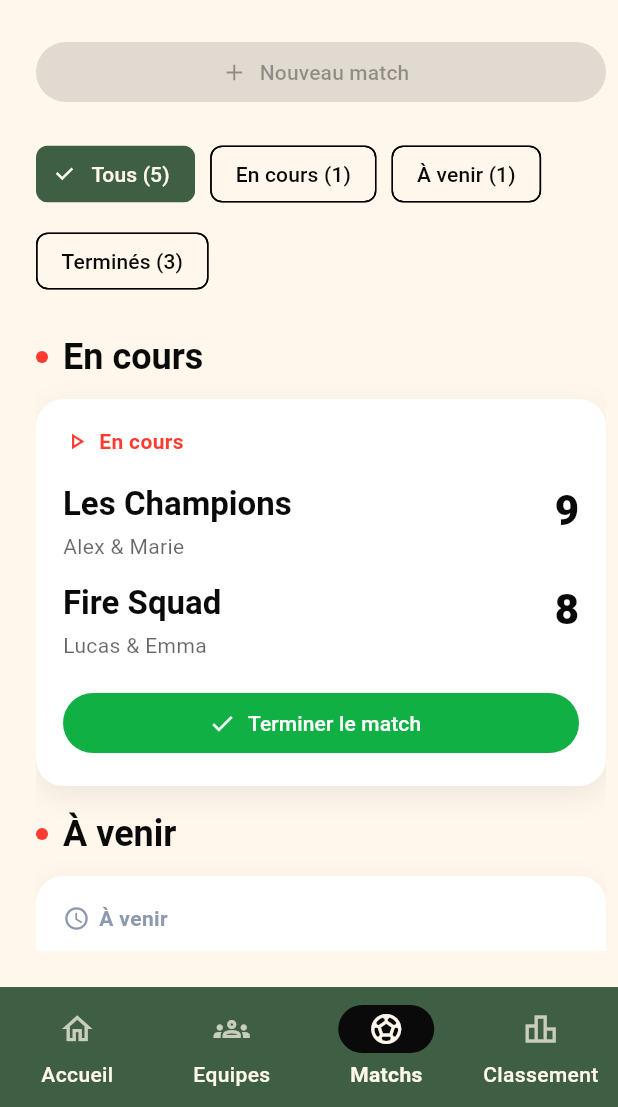
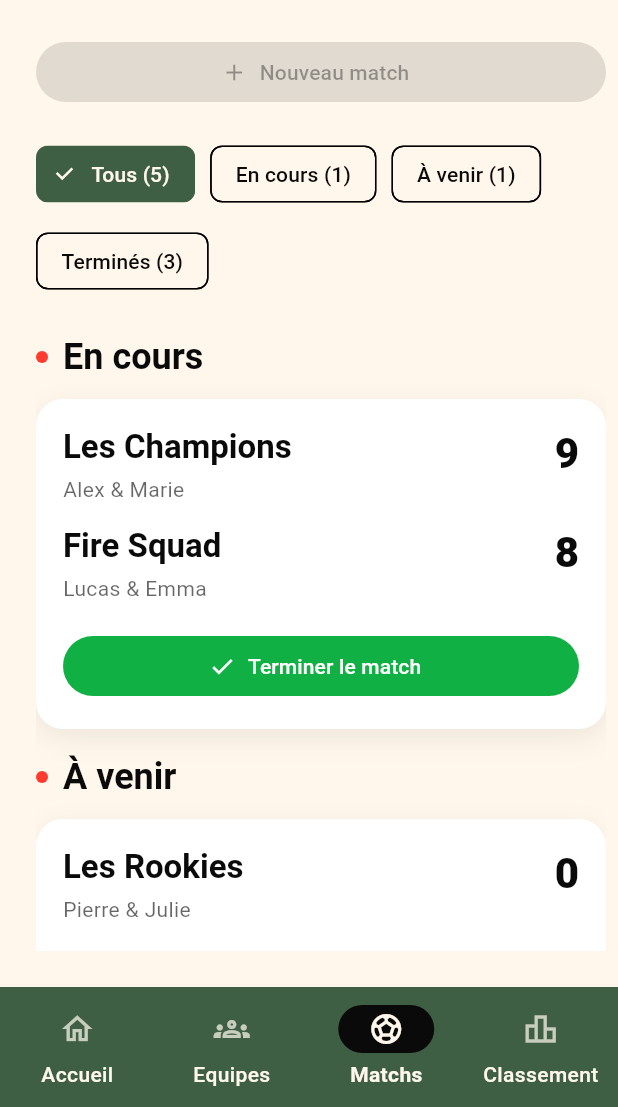
Before and after one commit to Ynough-Corporation/Ynough_dev, a Flutter app: the screen it shows after launch, item 3 of the bottom bar chosen, on a phone screen of 412 x 824 dp, the part 129-1236 px from its top. Run offline on Flutter 3.47's test engine with Material 3 defaults, Android fonts, the phone set to English and light mode, and no system bars.

Commit message:
fix(matchs) : deleted duplicate

```diff
--- a/Ynough/lib/matches/matches_page.dart
+++ b/Ynough/lib/matches/matches_page.dart
@@ -213,8 +213,6 @@ class MatchCard extends StatelessWidget {
         child: Column(
           crossAxisAlignment: CrossAxisAlignment.start,
           children: [
-            _StatusBadge(status: match.status),
-            const SizedBox(height: 18),
             _TeamRow(
               teamName: match.homeTeamName,
               players: match.homePlayers,
```
